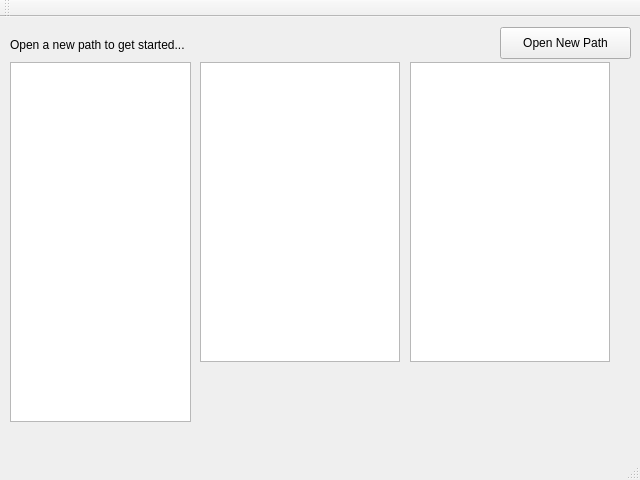
Above: mainwindow.ui from Simsso/Favorite-Image-Finder before the change. Below: the same form after it.
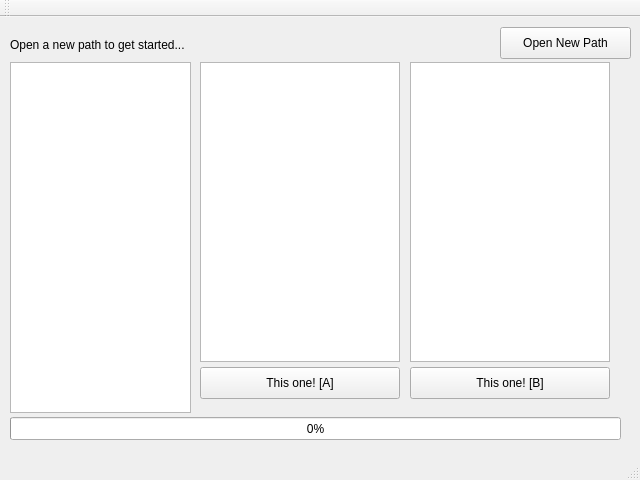
That is the form after the change.

Patch:
```diff
--- a/mainwindow.ui
+++ b/mainwindow.ui
@@ -46,7 +46,7 @@
       <x>10</x>
       <y>45</y>
       <width>181</width>
-      <height>360</height>
+      <height>351</height>
      </rect>
     </property>
    </widget>
@@ -70,6 +70,48 @@
      </rect>
     </property>
    </widget>
+   <widget class="QPushButton" name="btnImgA">
+    <property name="geometry">
+     <rect>
+      <x>200</x>
+      <y>350</y>
+      <width>200</width>
+      <height>32</height>
+     </rect>
+    </property>
+    <property name="text">
+     <string>This one! [A]</string>
+    </property>
+   </widget>
+   <widget class="QPushButton" name="btnImgB">
+    <property name="geometry">
+     <rect>
+      <x>410</x>
+      <y>350</y>
+      <width>200</width>
+      <height>32</height>
+     </rect>
+    </property>
+    <property name="text">
+     <string>This one! [B]</string>
+    </property>
+   </widget>
+   <widget class="QProgressBar" name="mainProgress">
+    <property name="geometry">
+     <rect>
+      <x>10</x>
+      <y>400</y>
+      <width>611</width>
+      <height>23</height>
+     </rect>
+    </property>
+    <property name="maximum">
+     <number>1000</number>
+    </property>
+    <property name="value">
+     <number>0</number>
+    </property>
+   </widget>
   </widget>
   <widget class="QMenuBar" name="menuBar">
    <property name="geometry">
```
